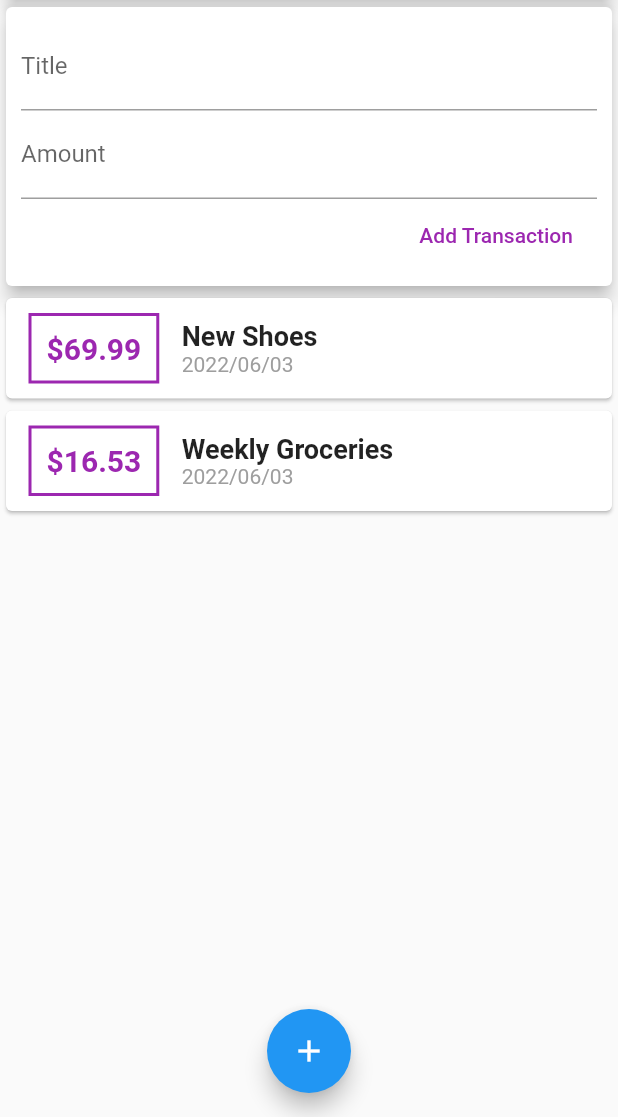
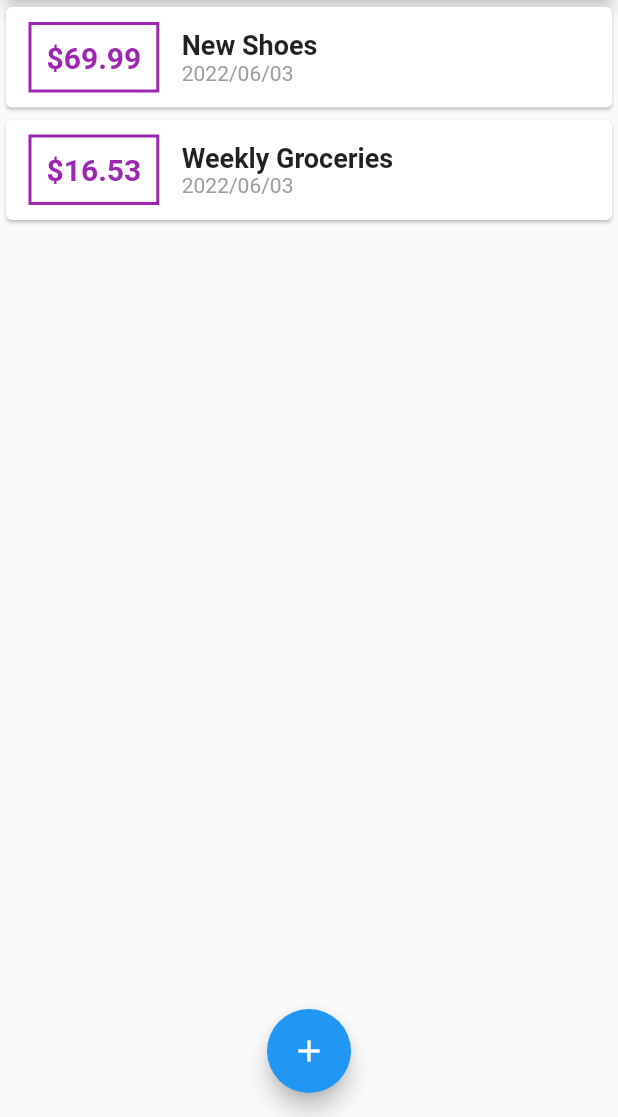
Before and after one commit to godo129/Flutter_Expense_App, a Flutter app: the screen it shows after launch, on a phone screen of 412 x 824 dp, the part 119-1236 px from its top. Run offline on Flutter 3.47's test engine with Material 2 defaults, Android fonts, the phone set to English and light mode, and no system bars.

Commit message:
필요 없는 파일 제거 및 버튼 이벤트 추가

```diff
--- a/lib/main.dart
+++ b/lib/main.dart
@@ -1,8 +1,9 @@
 import 'package:flutter/material.dart';
+import 'package:flutter_complete_guide/widgets/new_transaction.dart';
 
-import 'package:flutter_complete_guide/widgets/user_transaction.dart';
-
-import './widgets/user_transaction.dart';
+import './widgets/new_transaction.dart';
+import './models/transaction.dart';
+import './widgets/transaction_list.dart';
 
 void main() => runApp(MyApp());
 
@@ -16,18 +17,62 @@ class MyApp extends StatelessWidget {
   }
 }
 
-class MyHomePage extends StatelessWidget {
+class MyHomePage extends StatefulWidget {
+  @override
+  State<MyHomePage> createState() => _MyHomePageState();
+}
+
+class _MyHomePageState extends State<MyHomePage> {
   // String titleInput;
-  // String amountInput;
-  final titleController = TextEditingController();
-  final amountController = TextEditingController();
+
+  final List<Transaction> _userTransactions = [
+    Transaction(
+      id: 't1',
+      title: 'New Shoes',
+      amount: 69.99,
+      date: DateTime.now(),
+    ),
+    Transaction(
+      id: 't2',
+      title: 'Weekly Groceries',
+      amount: 16.53,
+      date: DateTime.now(),
+    ),
+  ];
+
+  void _addNewTransaction(String txTitle, double txAmount) {
+    final newTx = Transaction(
+        id: DateTime.now().toString(),
+        title: txTitle,
+        amount: txAmount,
+        date: DateTime.now());
+
+        setState(() {
+          _userTransactions.add(newTx);
+        });
+  }
+
+  void _startAddNewTransaction(BuildContext ctx) {
+    showModalBottomSheet(context: ctx, builder: (_) {
+      return  GestureDetector(
+        onTap: () {},
+        child: NewTransaction(_addNewTransaction),
+        behavior: HitTestBehavior.opaque,
+        );
+    });
+  }
 
   @override
   Widget build(BuildContext context) {
     return Scaffold(
       appBar: AppBar(
         title: Text('Flutter App'),
-        actions: <Widget>[IconButton(onPressed: () {}, icon: Icon(Icons.add))],
+        actions: <Widget>[
+          IconButton(
+            onPressed: () => _startAddNewTransaction(context),
+            icon: Icon(Icons.add)
+          )
+        ],
       ),
       body: SingleChildScrollView(
         child: Column(
@@ -42,12 +87,13 @@ class MyHomePage extends StatelessWidget {
                   elevation: 5,
                 ),
               ),
-              UserTransactions(),
+              TransactionList(_userTransactions),
             ]),
       ),
       floatingActionButtonLocation: FloatingActionButtonLocation.centerFloat,
       floatingActionButton: FloatingActionButton(
-        child: Icon(Icons.add)
+        child: Icon(Icons.add),
+        onPressed: () => _startAddNewTransaction(context),
       ),
     );
   }
--- a/lib/widgets/user_transaction.dart
+++ /dev/null
@@ -1,51 +0,0 @@
-import 'package:flutter/material.dart';
-import 'package:flutter_complete_guide/widgets/new_transaction.dart';
-import 'package:flutter_complete_guide/widgets/transaction_list.dart';
-
-import '../widgets/transaction_list.dart';
-import '../widgets/new_transaction.dart';
-import '../models/transaction.dart';
-
-class UserTransactions extends StatefulWidget {
-  @override
-  _UserTransactionsState createState() => _UserTransactionsState();
-}
-
-class _UserTransactionsState extends State<UserTransactions> {
-  final List<Transaction> _userTransactions = [
-    Transaction(
-      id: 't1',
-      title: 'New Shoes',
-      amount: 69.99,
-      date: DateTime.now(),
-    ),
-    Transaction(
-      id: 't2',
-      title: 'Weekly Groceries',
-      amount: 16.53,
-      date: DateTime.now(),
-    ),
-  ];
-
-  void _addNewTransaction(String txTitle, double txAmount) {
-    final newTx = Transaction(
-        id: DateTime.now().toString(),
-        title: txTitle,
-        amount: txAmount,
-        date: DateTime.now());
-
-        setState(() {
-          _userTransactions.add(newTx);
-        });
-  }
-
-  @override
-  Widget build(BuildContext context) {
-    return Column(
-      children: <Widget>[
-        NewTransaction(_addNewTransaction),
-        TransactionList(_userTransactions),
-      ],
-    );
-  }
-}
```
